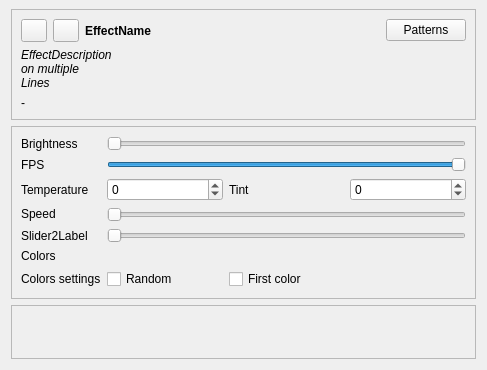
The window that OpenRGBEffectsPlugin/OpenRGBEffectPage.ui (zhouzhiouhub/LightSync) describes before a commit, drawn with Qt 5.
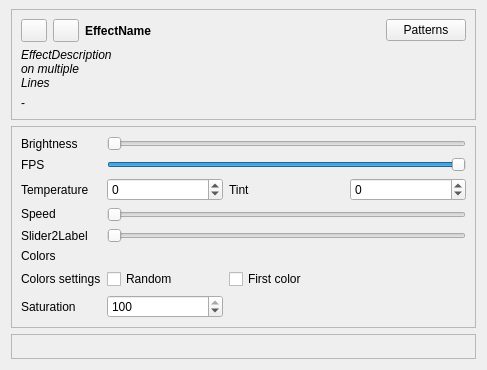
The same window after the commit. Custom widgets are drawn as their Qt base class.

Commit message: feat(effects): add global saturation control for effects

The edit to the form file:
```diff
--- a/OpenRGBEffectsPlugin/OpenRGBEffectPage.ui
+++ b/OpenRGBEffectsPlugin/OpenRGBEffectPage.ui
@@ -364,6 +364,26 @@
           </property>
          </widget>
         </item>
+        <item row="9" column="0">
+         <widget class="QLabel" name="SaturationLabel">
+          <property name="text">
+           <string>Saturation</string>
+          </property>
+         </widget>
+        </item>
+        <item row="9" column="1">
+         <widget class="QSpinBox" name="Saturation">
+          <property name="minimum">
+           <number>0</number>
+          </property>
+          <property name="maximum">
+           <number>100</number>
+          </property>
+          <property name="value">
+           <number>100</number>
+          </property>
+         </widget>
+        </item>
        </layout>
       </item>
      </layout>
```
The commit also changes 72 other files.
